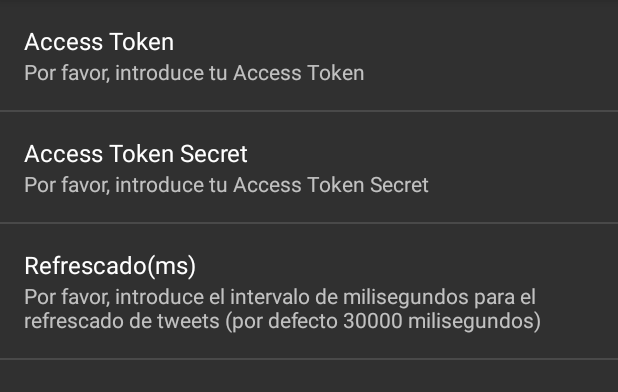
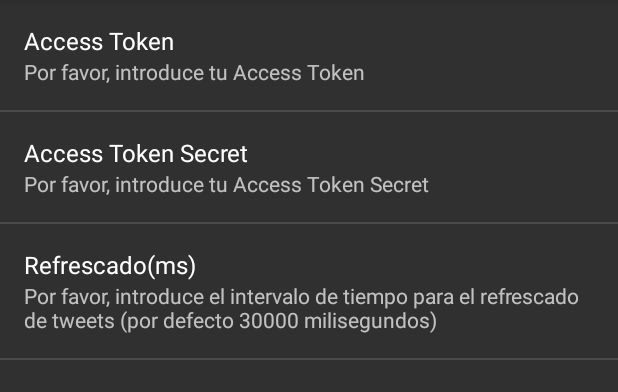
Before and after one commit to Angelotas/Android_Yamba, an Android app: the screen it shows after launch (SettingsActivity), in the options menu, after a tap on "Preferencias", on a phone screen of 412 x 824 dp, the part 84-476 px from its top. Run offline under Robolectric (Android 15) with nearby library versions, the phone set to English and light mode, and no system bars.

Commit message:
Entregable de práctica 3 con la incorporación del tiempo de refrescado de tweets como preferencia compartida y por defecto tiene 30 s + internacionalización

```diff
--- a/app/src/main/res/values/strings.xml
+++ b/app/src/main/res/values/strings.xml
@@ -17,4 +17,6 @@
     <string name="preferencias_vacias">Por favor, actualiza tu nombre de usuario y tu contraseña</string>
     <string name="titleServiceStart">Arrancar servicio</string>
     <string name="titleServiceStop">Parar servicio</string>
+    <string name="sumary_delay">Por favor, introduce el intervalo de tiempo para el refrescado de tweets (por defecto 30000 milisegundos)</string>
+    <string name="key_delay">Refrescado(ms)</string>
 </resources>
--- a/app/src/main/res/xml/settings.xml
+++ b/app/src/main/res/xml/settings.xml
@@ -12,8 +12,8 @@
         android:inputType="textPassword"/>
 
     <EditTextPreference
-        android:summary="Por favor, introduce el intervalo de milisegundos para el refrescado de tweets (por defecto 30000 milisegundos)"
-        android:title="Refrescado(ms)"
+        android:summary="@string/sumary_delay"
+        android:title="@string/key_delay"
         android:key="delay"
         android:inputType="number"/>
 </PreferenceScreen>
```
Also changed, not shown: 1 other file.
